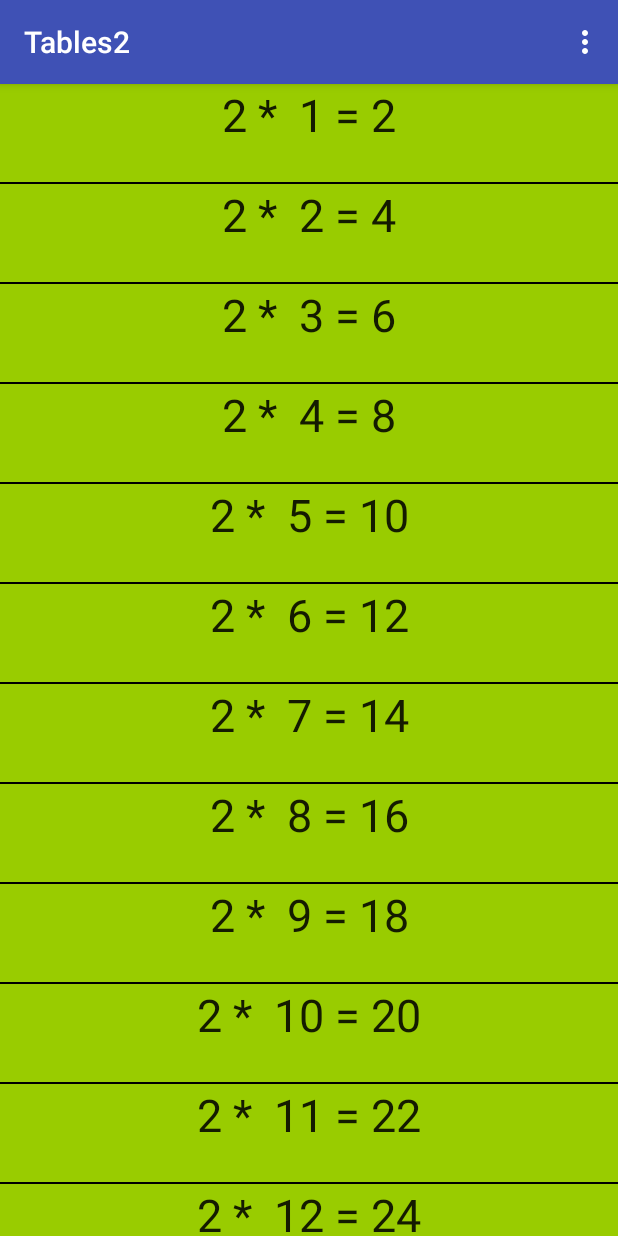
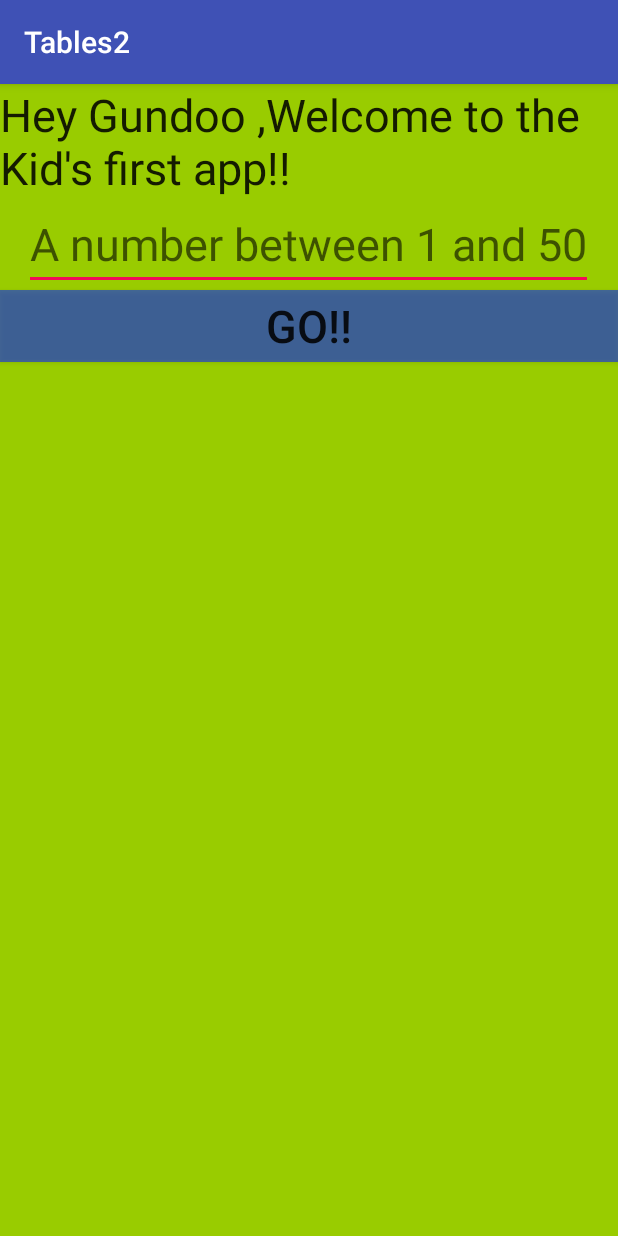
Before and after one commit to SURENDER14/Tables, an Android app: the screen it shows after launch (MainActivity before the commit, what_table after it), on a phone screen of 412 x 824 dp. Run offline under Robolectric (Android 15) with nearby library versions, the phone set to English and light mode, and no system bars.

```diff
--- a/app/build.gradle
+++ b/app/build.gradle
@@ -24,6 +24,7 @@ dependencies {
     implementation 'com.android.support:recyclerview-v7:27.1.1'
     implementation 'com.android.support:support-fragment:27.1.1'
     implementation 'com.android.support:preference-v7:27.1.1'
+    implementation 'com.android.support.constraint:constraint-layout:1.1.2'
     testImplementation 'junit:junit:4.12'
     androidTestImplementation 'com.android.support.test:runner:1.0.2'
     androidTestImplementation 'com.android.support.test.espresso:espresso-core:3.0.2'
--- a/app/src/main/java/e/sura23/tables2/DetailNumber.java
+++ b/app/src/main/java/e/sura23/tables2/DetailNumber.java
@@ -10,6 +10,7 @@ import android.widget.TextView;
 
 public class DetailNumber extends AppCompatActivity {
 
+    int multiplier;
     private TextView mDetail_number_table;
 
     @Override
@@ -23,8 +24,9 @@ public class DetailNumber extends AppCompatActivity {
 
         Intent intent = getIntent ();
         if (intent.hasExtra (Intent.EXTRA_TEXT)) {
+            multiplier = intent.getIntExtra ("Multiplier", 1);
 
-            String setText = Table.numberTwoTable (intent.getIntExtra (Intent.EXTRA_TEXT, 0));
+            String setText = Table.numberTwoTable (intent.getIntExtra (Intent.EXTRA_TEXT, 0), multiplier);
             setText = setText + "\n" + Table.textTwoTable ();
             mDetail_number_table.setText (setText);
         }
--- a/app/src/main/java/e/sura23/tables2/Table.java
+++ b/app/src/main/java/e/sura23/tables2/Table.java
@@ -6,10 +6,11 @@ package e.sura23.tables2;
 
 public class Table {
 
-    static int multiply = 2;
     static int result;
 
-    static String numberTwoTable(int position) {
+    static String numberTwoTable(int position, int multiply) {
+
+
         switch (position) {
             case 0:
                 result = multiply * 1;
--- a/app/src/main/java/e/sura23/tables2/TableAdapter.java
+++ b/app/src/main/java/e/sura23/tables2/TableAdapter.java
@@ -17,13 +17,15 @@ import android.widget.TextView;
 public class TableAdapter extends RecyclerView.Adapter<TableAdapter.NumberListItem> {
 
     int itemCount = 15;
+    int multiplier;
     ListItemClickListener mListItemClickListener;
     boolean TextTableVisiblity;
     String TAG = TableAdapter.class.getSimpleName ();
 
-    TableAdapter(ListItemClickListener itemClickListener, boolean textTableVisiblity) {
+    TableAdapter(ListItemClickListener itemClickListener, boolean textTableVisiblity, int multiplier) {
         mListItemClickListener = itemClickListener;
         TextTableVisiblity = textTableVisiblity;
+        this.multiplier = multiplier;
     }
 
     @NonNull
@@ -73,7 +75,7 @@ public class TableAdapter extends RecyclerView.Adapter<TableAdapter.NumberListIt
         }
 
         public void bind(int position) {
-            mNumberTwotable.setText (Table.numberTwoTable (position));
+            mNumberTwotable.setText (Table.numberTwoTable (position, multiplier));
             mTextTwoTable.setText (Table.textTwoTable ());
         }
 
--- /dev/null
+++ b/app/src/main/java/e/sura23/tables2/what_table.java
@@ -0,0 +1,30 @@
+package e.sura23.tables2;
+
+import android.content.Intent;
+import android.support.v7.app.AppCompatActivity;
+import android.os.Bundle;
+import android.view.View;
+import android.widget.Button;
+import android.widget.EditText;
+
+public class what_table extends AppCompatActivity {
+
+    private EditText multiplier;
+    private Button mbutton;
+
+    @Override
+    protected void onCreate(Bundle savedInstanceState) {
+        super.onCreate (savedInstanceState);
+        setContentView (R.layout.what_table);
+        multiplier = (EditText) findViewById (R.id.et_multiplier);
+        mbutton = (Button) findViewById (R.id.button);
+    }
+
+    public void onButtonClick(View v) {
+        String getMultiplier = multiplier.getText ().toString ();
+        int numberMultiplier = Integer.parseInt (getMultiplier);
+        Intent intent = new Intent (what_table.this, MainActivity.class);
+        intent.putExtra (Intent.EXTRA_TEXT, numberMultiplier);
+        startActivity (intent);
+    }
+}
--- /dev/null
+++ b/app/src/main/res/layout/what_table.xml
@@ -0,0 +1,38 @@
+<?xml version="1.0" encoding="utf-8"?>
+<LinearLayout xmlns:android="http://schemas.android.com/apk/res/android"
+    xmlns:tools="http://schemas.android.com/tools"
+    android:layout_width="match_parent"
+    android:layout_height="match_parent"
+    android:background="@android:color/holo_green_light"
+    android:orientation="vertical"
+    tools:context="e.sura23.tables2.what_table">
+
+    <TextView
+        android:layout_width="match_parent"
+        android:layout_height="wrap_content"
+        android:text="@string/tv_what_table"
+        android:textAppearance="@android:style/TextAppearance.DeviceDefault.Large"
+        android:textSize="30sp"
+
+        />
+
+    <EditText
+        android:id="@+id/et_multiplier"
+        android:layout_width="wrap_content"
+        android:layout_height="wrap_content"
+        android:layout_gravity="center"
+        android:hint="@string/et_display_string"
+        android:inputType="number"
+        android:textAppearance="@android:style/TextAppearance.DeviceDefault.Large"
+        android:textSize="30sp" />
+
+    <Button
+        android:id="@+id/button"
+        android:layout_width="match_parent"
+        android:layout_height="wrap_content"
+        android:background="@color/colorPrimaryDark"
+        android:onClick="onButtonClick"
+        android:text="@string/go"
+        android:textSize="30sp" />
+
+</LinearLayout>
--- a/app/src/main/res/values/strings.xml
+++ b/app/src/main/res/values/strings.xml
@@ -5,4 +5,8 @@
     <string name="hidden">Hidden</string>
     <string name="Shown">Shown</string>
     <string name="pref_key">display_text</string>
+    <string name="et_display_string">A number between 1 and 50 </string>
+    <string name="tv_what_table">Hey Gundoo ,Welcome to the Kid\'s first app!! </string>
+    <string name="button">button</string>
+    <string name="go">Go!!</string>
 </resources>
```
Also changed, not shown: app/src/main/AndroidManifest.xml (+10 -5 lines), app/src/main/java/e/sura23/tables2/MainActivity.java (+10 -2 lines), app/src/main/java/e/sura23/tables2/Preference_fragment.java (+18 -0 lines).
